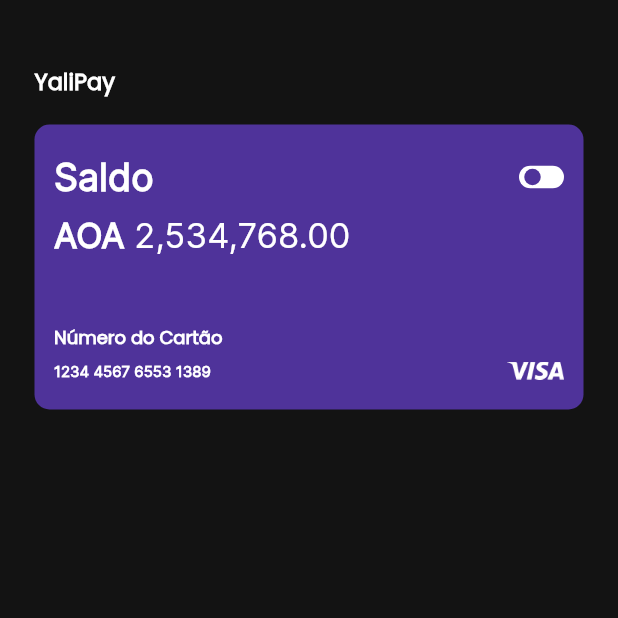
After one commit to The-open-source-week/Yalipay-mobile, a Flutter app: the HomeView screen opened directly, on a phone screen of 412 x 824 dp, the top half of it. The commit adds this screen. Run offline on Flutter 3.47's test engine with Material 2 defaults, Android fonts, the phone set to English and light mode, and no system bars.

Commit message:
Credit card component

```diff
--- /dev/null
+++ b/lib/src/views/components/credit_card_component.dart
@@ -0,0 +1,139 @@
+
+import 'package:flutter/material.dart';
+import 'package:yalipay/src/utils/consts_utils.dart';
+import 'package:yalipay/src/utils/size_device_util.dart';
+
+class CreditCardComponent extends StatefulWidget {
+  const CreditCardComponent({super.key});
+
+  @override
+  State<CreditCardComponent> createState() => _CreditCardComponentState();
+}
+
+class _CreditCardComponentState extends State<CreditCardComponent> {
+
+  bool enable = true;
+
+  @override
+  Widget build(BuildContext context) {
+    return Container(
+      height: 190,
+      width: context.sizeDevice.width,
+      padding: const EdgeInsets.symmetric(
+        vertical: 20,
+        horizontal: 13
+      ),
+      decoration: BoxDecoration(
+        color: const Color(0xff4F339A),
+        borderRadius: BorderRadius.circular(10)
+      ),
+      child: Column(
+        crossAxisAlignment: CrossAxisAlignment.start,
+        children: [
+          Row(
+            mainAxisAlignment: MainAxisAlignment.spaceBetween,
+            children: [
+              const Text(
+                "Saldo",
+                style: TextStyle(
+                  color: Colors.white,
+                  fontWeight: FontWeight.bold,
+                  fontSize: 25,
+                  fontFamily: fontInter
+                ),
+              ),
+
+              GestureDetector(
+                onTap: () => setState(() => enable = !enable),
+                child: Container(
+                  width: 30,
+                  height: 15,
+                  padding: const EdgeInsets.all(2),
+                  decoration: BoxDecoration(
+                    color: Colors.white,
+                    borderRadius: BorderRadius.circular(30)
+                  ),
+                  child: AnimatedAlign(
+                    alignment: enable ? Alignment.centerLeft : Alignment.centerRight,
+                    duration: const Duration(milliseconds: 250),
+                    child: Container(
+                      width: 14,
+                      height: 14,
+                      decoration: const BoxDecoration(
+                        color: Color(0xff4F339A),
+                        shape: BoxShape.circle
+                      ),
+                    ),
+                  ),
+                ),
+              )
+            ],
+          ),
+
+
+          const SizedBox(height: 10),
+
+
+          Row(
+            children: const [
+              Text(
+                "AOA ",
+                style: TextStyle(
+                  color: Colors.white,
+                  fontWeight: FontWeight.bold,
+                  fontSize: 23,
+                  fontFamily: fontInter
+                ),
+              ),
+
+
+              Text(
+                "2,534,768.00",
+                style: TextStyle(
+                  color: Colors.white,
+                  fontWeight: FontWeight.w100,
+                  fontSize: 23,
+                  fontFamily: fontInter
+                ),
+              )
+            ],
+          ),
+
+          const Spacer(),
+
+          const Text(
+            "Número do Cartão",
+            style: TextStyle(
+              color: Colors.white,
+              fontWeight: FontWeight.w600,
+              fontSize: 12
+            ),
+          ),
+
+          const SizedBox(height: 7,),
+
+          Row(
+            mainAxisAlignment: MainAxisAlignment.spaceBetween,
+            children: [
+             const Text(
+                "1234 4567 6553 1389",
+                style: TextStyle(
+                  color: Colors.white,
+                  fontFamily: fontInter,
+                  fontWeight: FontWeight.w600,
+                  fontSize: 10
+                ),
+              ),
+
+              Image.asset(
+                visaIcon,
+                height: 12,
+                width: 38,
+              )
+            ],
+          )
+        ],
+      ),
+    );
+  }
+}
--- a/lib/src/views/create_account_view/create_account_view.dart
+++ b/lib/src/views/create_account_view/create_account_view.dart
@@ -2,6 +2,7 @@
 
 import 'package:flutter/material.dart';
 import 'package:yalipay/src/utils/navigator_util.dart';
+import 'package:yalipay/src/utils/size_device_util.dart';
 import 'package:yalipay/src/views/components/custom_button_component.dart';
 import 'package:yalipay/src/views/components/custom_textfield_component.dart';
 import 'package:yalipay/src/views/components/intro_text_compoent.dart';
@@ -19,10 +20,17 @@ class _CreateAccountViewState extends State<CreateAccountView> {
   @override
   Widget build(BuildContext context) {
     return Scaffold(
-      body: ListView(
+      body: SizedBox(
+        height: context.sizeDevice.height,
+        width: context.sizeDevice.width,
+        child: Center(
+          child: SingleChildScrollView(
             padding: const EdgeInsets.symmetric(
               horizontal: 20
             ),
+            child: Column(
+              mainAxisAlignment: MainAxisAlignment.center,
+              crossAxisAlignment: CrossAxisAlignment.center,
               children: [
 
                 const SizedBox(height: 40,),
@@ -74,6 +82,9 @@ class _CreateAccountViewState extends State<CreateAccountView> {
 
               ],
             ),
+          ),
+        ),
+      ),
     );
   }
 }
--- /dev/null
+++ b/lib/src/views/home_view/home_view.dart
@@ -0,0 +1,58 @@
+
+
+import 'package:flutter/material.dart';
+import 'package:yalipay/src/utils/consts_utils.dart';
+import 'package:yalipay/src/utils/size_device_util.dart';
+import 'package:yalipay/src/views/components/credit_card_component.dart';
+
+class HomeView extends StatefulWidget {
+  const HomeView({super.key});
+
+  @override
+  State<HomeView> createState() => _HomeViewState();
+}
+
+class _HomeViewState extends State<HomeView> {
+  @override
+  Widget build(BuildContext context) {
+    return Scaffold(
+      body: SafeArea(
+        child: Container(
+          height: context.sizeDevice.height,
+          width: context.sizeDevice.width,
+          padding: const EdgeInsets.symmetric(
+            vertical: 43,
+            horizontal: 23
+          ),
+          child: Column(
+            children: [
+              Container(
+                height: 40,
+                width: double.infinity,
+                color: colorBlackBG,
+                child: const Text(
+                  "YaliPay",
+                  style: TextStyle(
+                    fontWeight: FontWeight.w700,
+                    fontSize: 15
+                  ),
+                ),
+              ),
+
+              Expanded(
+                child: ListView(
+                  padding: EdgeInsets.zero,
+                  children: const [
+
+                    CreditCardComponent()
+
+                  ],
+                ),
+              )
+            ],
+          ),
+        ),
+      ),
+    );
+  }
+}
--- a/lib/src/views/login_view/login_view.dart
+++ b/lib/src/views/login_view/login_view.dart
@@ -8,6 +8,7 @@ import 'package:yalipay/src/views/components/custom_textfield_component.dart';
 import 'package:yalipay/src/views/components/intro_text_compoent.dart';
 import 'package:yalipay/src/views/components/text_with_link_component.dart';
 import 'package:yalipay/src/views/create_account_view/create_account_view.dart';
+import 'package:yalipay/src/views/home_view/home_view.dart';
 
 class LoginView extends StatefulWidget {
   const LoginView({super.key});
@@ -64,7 +65,10 @@ class _LoginViewState extends State<LoginView> {
 
                 const SizedBox(height: 85,),
 
-                const CustomButtonCompoent(title: "Entrar"),
+                CustomButtonCompoent(
+                  title: "Entrar",
+                  onTap: () => GoTo.page(context, page: const HomeView()),
+                ),
 
                 const SizedBox(height: 17,),
 
--- a/lib/src/views/splash_view/splash_view.dart
+++ b/lib/src/views/splash_view/splash_view.dart
@@ -42,6 +42,7 @@ class _SplashViewState extends State<SplashView> {
             handImage,
             height: context.sizeDevice.height / 2,
             width: 236,
+            fit: BoxFit.fill,
           )
         ],
       ),
--- a/lib/src/views/welcome_view/welcome_view.dart
+++ b/lib/src/views/welcome_view/welcome_view.dart
@@ -4,6 +4,7 @@ import 'package:flutter/material.dart';
 import 'package:yalipay/src/utils/navigator_util.dart';
 import 'package:yalipay/src/views/components/custom_button_component.dart';
 import 'package:yalipay/src/views/components/intro_text_compoent.dart';
+import 'package:yalipay/src/views/create_account_view/create_account_view.dart';
 import 'package:yalipay/src/views/login_view/login_view.dart';
 
 class WelcomeView extends StatefulWidget {
@@ -35,9 +36,10 @@ class _WelcomeViewState extends State<WelcomeView> {
 
           const SizedBox(height: 29,),
 
-          const CustomButtonCompoent(
+           CustomButtonCompoent(
             title: "Me Cadastrar",
             showBorderOutline: true,
+            onTap: () => GoTo.page(context, page: const CreateAccountView()),
           ),
 
           const SizedBox(height: 142,)
--- a/pubspec.yaml
+++ b/pubspec.yaml
@@ -62,6 +62,7 @@ flutter:
   # To add assets to your application, add an assets section, like this:
   assets:
     - assets/imgs/
+    - assets/imgs/icons/
     - assets/fonts/
   #   - images/a_dot_ham.jpeg
 
```
Also changed, not shown: 1 other file. Lines whose indentation alone changed are shown as unchanged.
